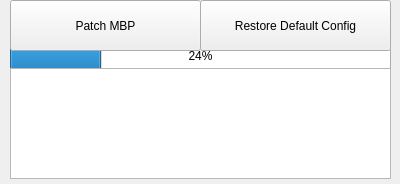
Qt form mainwindow.ui (julian-poidevin/MBPMid2010_GPUFix) before a commit.
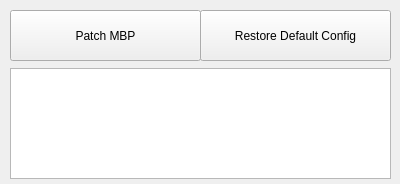
The same form after that commit.

Commit message: Deleted progress bar Organised functions

What changed in the file:
```diff
--- a/mainwindow.ui
+++ b/mainwindow.ui
@@ -14,19 +14,6 @@
    <string>MainWindow</string>
   </property>
   <widget class="QWidget" name="centralWidget">
-   <widget class="QProgressBar" name="progressBar">
-    <property name="geometry">
-     <rect>
-      <x>10</x>
-      <y>40</y>
-      <width>381</width>
-      <height>31</height>
-     </rect>
-    </property>
-    <property name="value">
-     <number>24</number>
-    </property>
-   </widget>
    <widget class="QPlainTextEdit" name="plainTextEdit">
     <property name="geometry">
      <rect>
@@ -44,7 +31,7 @@
     <property name="geometry">
      <rect>
       <x>10</x>
-      <y>0</y>
+      <y>10</y>
       <width>191</width>
       <height>51</height>
      </rect>
@@ -57,7 +44,7 @@
     <property name="geometry">
      <rect>
       <x>200</x>
-      <y>0</y>
+      <y>10</y>
       <width>191</width>
       <height>51</height>
      </rect>
```
The commit also changes 2 other files.
